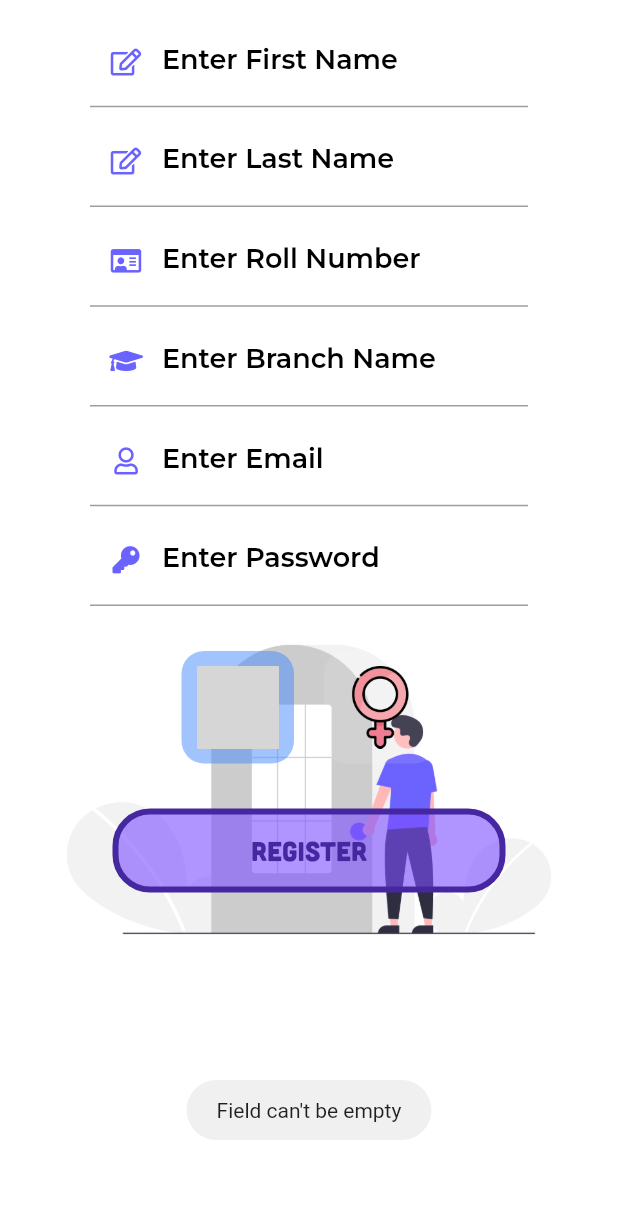
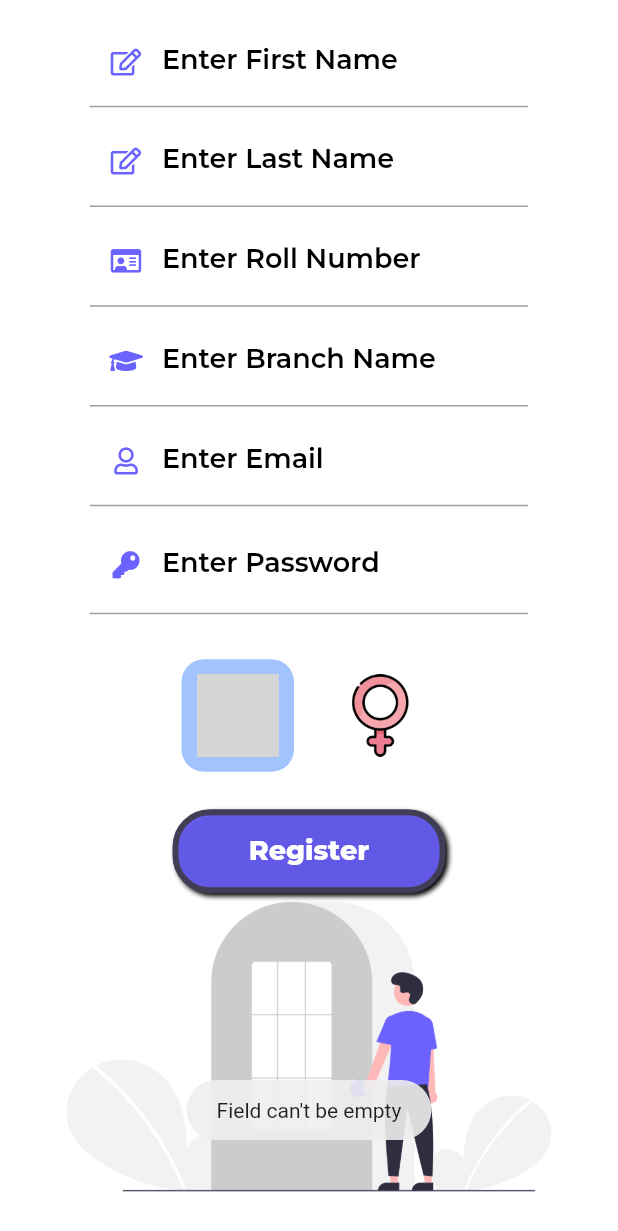
Before and after one commit to Im-gkira/library_management_system, a Flutter app: the Registration screen opened by its route, after a tap on "Register", on a phone screen of 412 x 824 dp. Shown: the top 1231 px of the screen. Run offline on Flutter 3.47's test engine with Material 2 defaults, Android fonts, the phone set to English and light mode, and no system bars; our stand-ins replace auto_size_text, bottom_navy_bar, carousel_slider, cloud_firestore, dotted_border, firebase_auth and 9 more; missing offline and left inert: drawing_animation, qrscan; accounts and stored records are empty; grey boxes are pictures that could not be loaded.

Commit message:
minor changes

```diff
--- a/lib/Screens/welcome_screen.dart
+++ b/lib/Screens/welcome_screen.dart
@@ -66,7 +66,7 @@ class _WelcomeScreenState extends State<WelcomeScreen> {
                         this.run = false;
                       }),
                     ),
-                    secondChild: SvgPicture.asset('images/LMS logo.svg',width: 240,color: Colors.deepPurpleAccent),
+                    secondChild: SvgPicture.asset('images/LMS logo.svg',width: 240,color: Color(0XFF6B63FF)),
                     crossFadeState: _crossFadeState,
                   ),
                 ),
--- a/lib/authorization/registration.dart
+++ b/lib/authorization/registration.dart
@@ -36,6 +36,7 @@ class _RegistrationState extends State<Registration> {
   Color femaleColour = Colors.white10;
   String gender = 'male';
   bool ignore = false;
+  bool hidePass = true;
 
   void makeRecord() async {
     if(firstName == null || lastName == null || rollNumber == null || branch == null || emailAddress == null || password == null){
@@ -121,9 +122,9 @@ class _RegistrationState extends State<Registration> {
             // height: MediaQuery.of(context).size.height * 0.95,
             decoration: BoxDecoration(
               image: DecorationImage(
-                image: AssetImage('images/SignIn.png'),
+                image: AssetImage('images/SignIn.png',),
                 fit: BoxFit.scaleDown,
-                alignment: Alignment.lerp(Alignment.center, Alignment.bottomCenter, 0.4),
+                alignment: Alignment.lerp(Alignment.bottomLeft, Alignment.bottomRight, 0.4),
               ),
               color: Colors.white,
             ),
@@ -287,8 +288,21 @@ class _RegistrationState extends State<Registration> {
                 Container(
                   margin: EdgeInsets.only(left: 60,right:60,top: 5),
                   child: TextFormField(
-                    obscureText: true,
+                    obscureText: hidePass,
                     decoration: InputDecoration(
+                      suffix: GestureDetector(
+                        child: hidePass
+                            ? Icon(
+                          FontAwesomeIcons.eyeSlash,
+                          color: Colors.black,
+                        )
+                            : Icon(FontAwesomeIcons.eye),
+                        onTap: () {
+                          setState(() {
+                            hidePass = !hidePass;
+                          });
+                        },
+                      ),
                       prefixIcon: Icon(FontAwesomeIcons.key,size: 18.0,color: Color(0Xff6B63FF),),
                       labelText: "Enter Password",
                       labelStyle: GoogleFonts.montserrat(
@@ -365,27 +379,50 @@ class _RegistrationState extends State<Registration> {
                   ),
                 ),
                 Container(
-                  margin: EdgeInsets.symmetric(vertical: 10.0,horizontal: 75.0),
+                  margin: EdgeInsets.only(
+                      top: 5, left: 115, right: 115),
                   decoration: BoxDecoration(
-                    color: Colors.deepPurpleAccent.withOpacity(0.6),
+                    gradient: LinearGradient(
+                        begin: Alignment.centerRight,
+                        end: Alignment.bottomLeft,
+                        colors: [
+                          Color(0Xaa6C63FF).withOpacity(0.9),
+                          Color(0Xaa6C63FF).withOpacity(0.9),
+                        ]),
                     borderRadius: BorderRadius.circular(25.0),
-                    border: Border.all(color: Colors.deepPurple.shade800,width: 4.0),
+                    border: Border.all(color: Color(0XFF403D55), width: 4.0),
+                    boxShadow: [
+                      BoxShadow(
+                        // color: Colors.black,
+                        blurRadius: 2.0,
+                        spreadRadius: 0.0,
+                        offset:
+                        Offset(2.0, 2.0), // shadow direction: bottom right
+                      )
+                    ],
                   ),
                   child: IgnorePointer(
                     ignoring: ignore,
                     child: FlatButton(
-                      child: Text('Register',
-                          maxLines: 1,
-                          style: TextStyle(
-                            fontFamily: 'Cubano',
-                            fontSize: 18.0,
-                            color: Colors.deepPurple.shade800,
-                          ),
+                      child: Text(
+                        'Register',
+                        maxLines: 1,
+                        style: GoogleFonts.montserrat(
+                          fontWeight: FontWeight.w800,
+                          fontSize: 18.0,
+                          color: Colors.white,
+                        ),
                       ),
                       onPressed: (){
-                        setState(() {
-                          ignore = true;
+                        // setState(() {
+                        //   ignore = true;
+                        // });
+                        Future.delayed(Duration(milliseconds: 800),(){
+                          setState(() {
+                            ignore = false;
+                          });
                         });
+
                         makeRecord();
                       },
                     ),
```
Also changed, not shown: lib/authorization/login.dart (+20 -3 lines).
